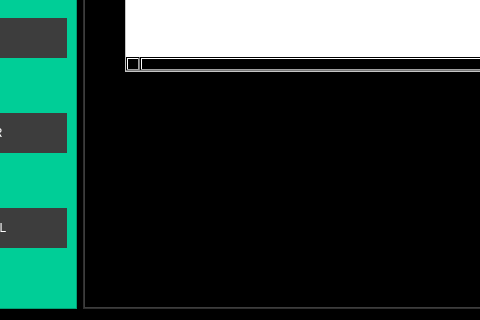
First picture: the form in diseño.ui, repository jose99II/repositorioBd, before the edit; both pictures show x 134 to 614 and y 284 to 604 of the 1120 by 604 pixel window.
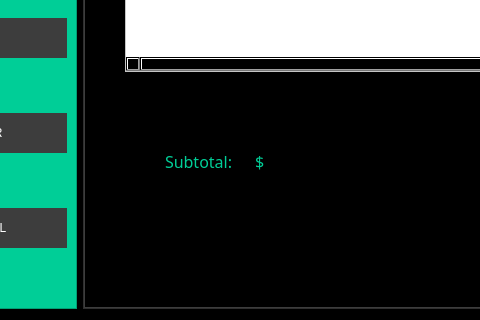
Second picture: the form after the edit. The open tabs and pages were chosen to show the change. Icons and pictures are not drawn.

Patch:
```diff
--- a/diseño.ui
+++ b/diseño.ui
@@ -1934,6 +1934,72 @@
                   </property>
                  </column>
                 </widget>
+                <widget class="QLabel" name="label_33">
+                 <property name="geometry">
+                  <rect>
+                   <x>80</x>
+                   <y>350</y>
+                   <width>81</width>
+                   <height>81</height>
+                  </rect>
+                 </property>
+                 <property name="font">
+                  <font>
+                   <family>Arial Black</family>
+                   <pointsize>12</pointsize>
+                   <weight>10</weight>
+                   <italic>false</italic>
+                   <bold>false</bold>
+                  </font>
+                 </property>
+                 <property name="text">
+                  <string>Subtotal:</string>
+                 </property>
+                </widget>
+                <widget class="QLabel" name="label_34">
+                 <property name="geometry">
+                  <rect>
+                   <x>170</x>
+                   <y>350</y>
+                   <width>61</width>
+                   <height>81</height>
+                  </rect>
+                 </property>
+                 <property name="font">
+                  <font>
+                   <family>Arial Black</family>
+                   <pointsize>12</pointsize>
+                   <weight>10</weight>
+                   <italic>false</italic>
+                   <bold>false</bold>
+                  </font>
+                 </property>
+                 <property name="text">
+                  <string>$</string>
+                 </property>
+                </widget>
+                <widget class="QLabel" name="subtotal">
+                 <property name="geometry">
+                  <rect>
+                   <x>190</x>
+                   <y>350</y>
+                   <width>61</width>
+                   <height>81</height>
+                  </rect>
+                 </property>
+                 <property name="font">
+                  <font>
+                   <family>Arial Black</family>
+                   <pointsize>12</pointsize>
+                   <weight>10</weight>
+                   <italic>false</italic>
+                   <bold>false</bold>
+                  </font>
+                 </property>
+                 <property name="text">
+                  <string/>
+                 </property>
+                </widget>
                </widget>
                <widget class="QWidget" name="page_eliminar">
                 <layout class="QVBoxLayout" name="verticalLayout_13">
```
Left out of the diff: 2 changed lines with no effect on the pictures.
